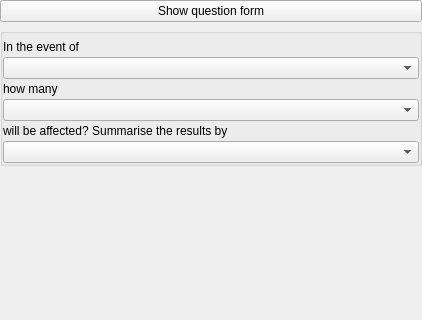
The window that safe/gui/ui/dock_base.ui (inasafe/inasafe) describes before a commit, drawn with Qt 5; both pictures show x 0 to 422 and y 0 to 320 of the 422 by 657 pixel window.
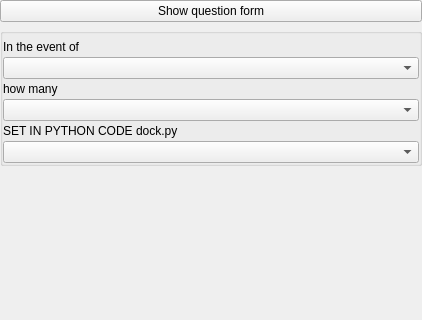
The same window after the commit. Icons and pictures are not drawn. Custom widgets are drawn as their Qt base class.

Commit message: use selected features by default and update question area if selected features

Diff of the .ui file:
```diff
--- a/safe/gui/ui/dock_base.ui
+++ b/safe/gui/ui/dock_base.ui
@@ -93,7 +93,7 @@
        <item row="6" column="0">
         <widget class="QLabel" name="aggregation_question_label">
          <property name="text">
-          <string>will be affected? Summarise the results by</string>
+          <string notr="true">SET IN PYTHON CODE dock.py</string>
          </property>
          <property name="alignment">
           <set>Qt::AlignBottom|Qt::AlignLeading|Qt::AlignLeft</set>
```
The commit also changes 2 other files.
